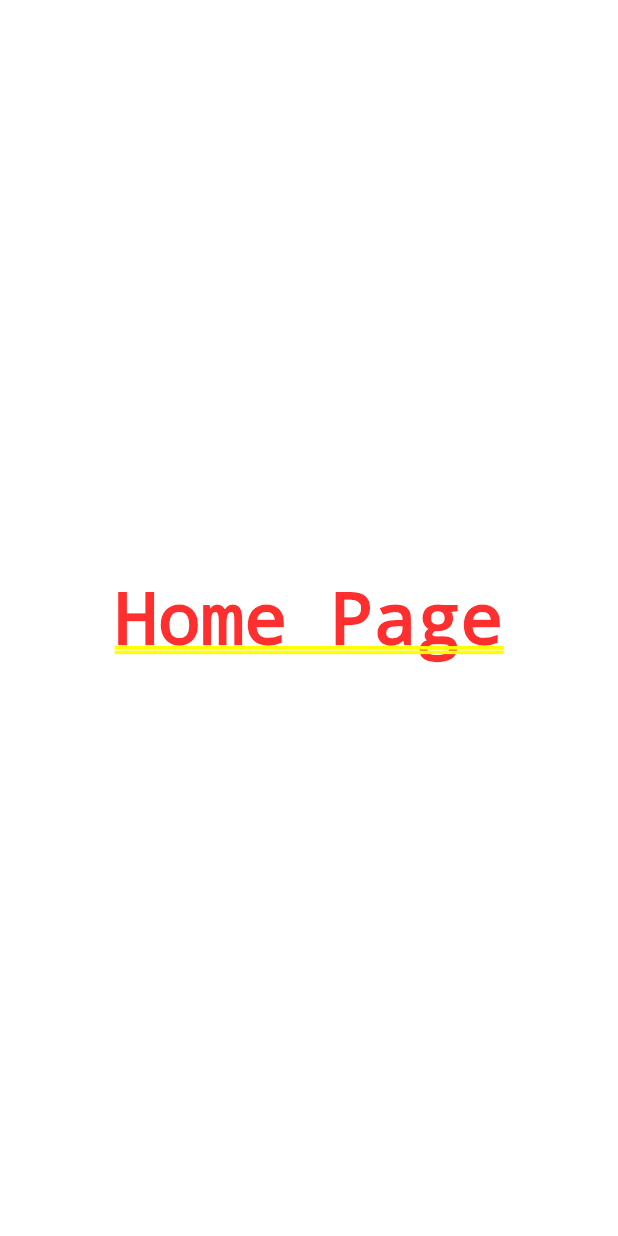
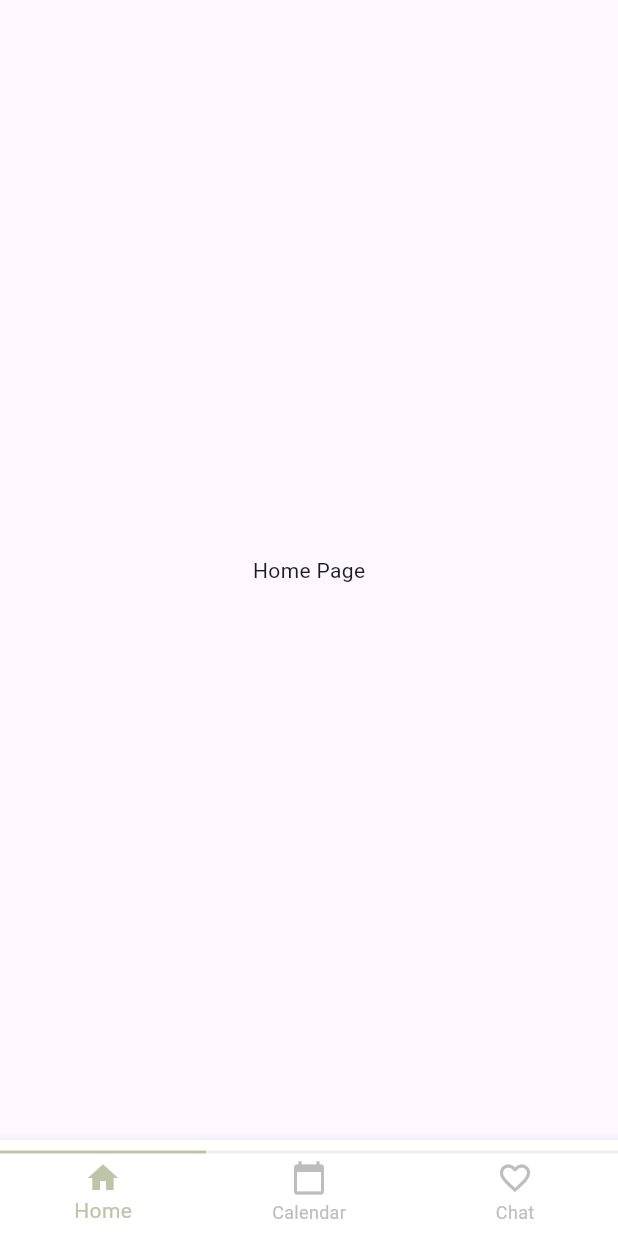
Before and after one commit to APAC-Solution-Challenge-2025/FrontEnd, a Flutter app: the screen it shows after launch, on a phone screen of 412 x 824 dp. Run offline on Flutter 3.47's test engine with Material 3 defaults, Android fonts, the phone set to English and light mode, and no system bars; our stand-ins replace sign_in_with_apple, table_calendar.

Commit message:
Chore: main.dart-routes.dart-원상태복구

```diff
--- a/lib/main.dart
+++ b/lib/main.dart
@@ -16,8 +16,7 @@ class MyApp extends StatelessWidget {
       theme: ThemeData(
         primarySwatch: Colors.blue,
       ),
-      initialRoute: '/home', // 이후 아래 코드로 대체 예정 우선 개발 중인 화면 띄우기 위함
-      // home: const Layout(), // 초기 화면 설정
+      home: const Layout(), // 초기 화면 설정
       routes: AppRoutes.routes, // routes.dart 파일에서 설정한 경로를 가져오기
     );
   }
```
